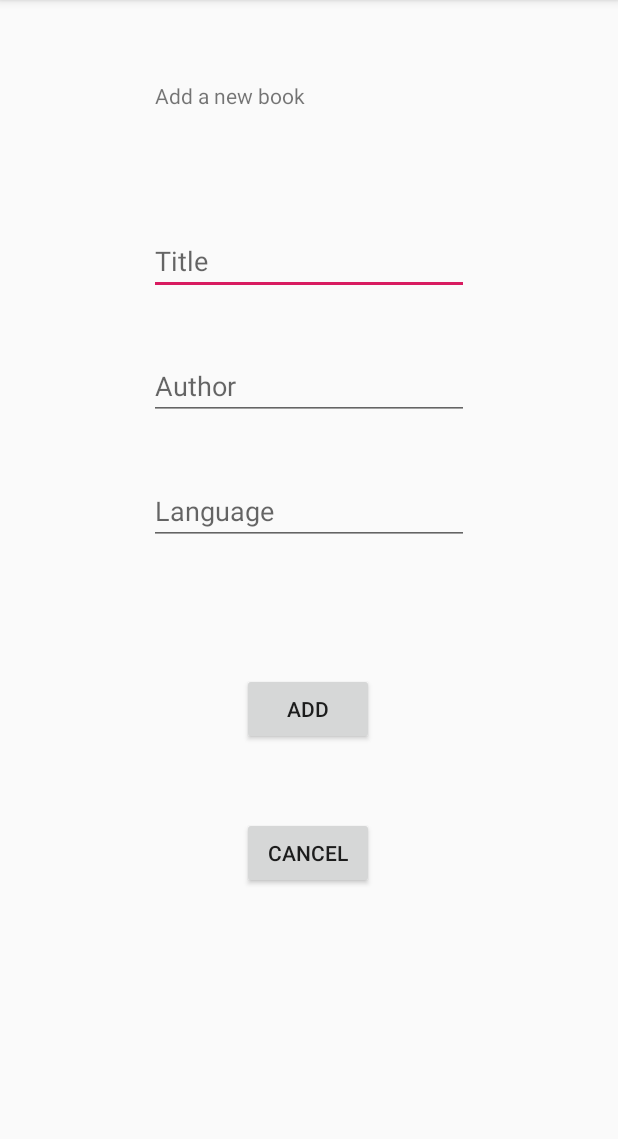
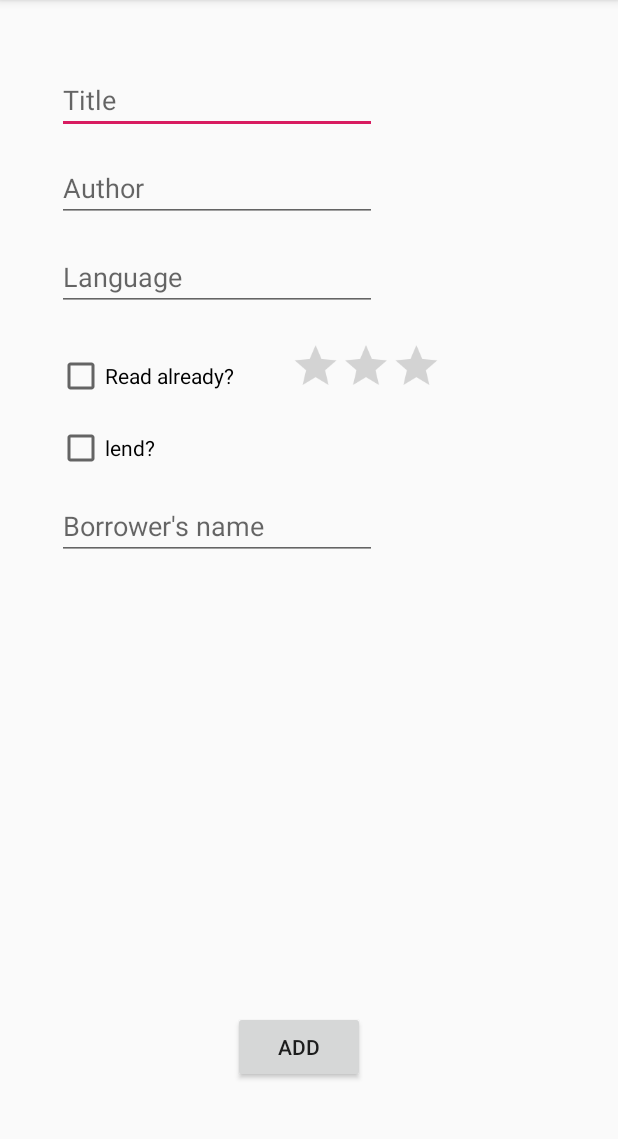
Before and after one commit to IStepien/MyLibrary, an Android app: the AddNewBookActivity screen opened directly, with no data from a screen before it, on a phone screen of 412 x 824 dp, the part 84-1223 px from its top. Run offline under Robolectric (Android 15) with nearby library versions, the phone set to English and light mode, and no system bars.

Commit message:
Layout modified

```diff
--- a/app/src/main/java/com/example/mylibrary/BookModel.java
+++ b/app/src/main/java/com/example/mylibrary/model/BookModel.java
@@ -13,6 +13,11 @@ public class BookModel {
     @NonNull
     private String bookAuthor;
     private String bookLanguage;
+    private boolean alreadyRead;
+    private float rating;
+    private boolean isLend;
+
+
 
     public BookModel(@NonNull String bookTitle, @NonNull String bookAuthor, String bookLanguage) {
         this.bookTitle = bookTitle;
--- a/app/src/main/res/layout/activity_add_book.xml
+++ b/app/src/main/res/layout/activity_add_book.xml
@@ -1,102 +1,99 @@
 <?xml version="1.0" encoding="utf-8"?>
 <androidx.constraintlayout.widget.ConstraintLayout xmlns:android="http://schemas.android.com/apk/res/android"
     xmlns:app="http://schemas.android.com/apk/res-auto"
+    xmlns:tools="http://schemas.android.com/tools"
     android:layout_width="match_parent"
-    android:layout_height="match_parent">
-
-    <TextView
-    android:id="@+id/textView"
-    android:layout_width="206dp"
-    android:layout_height="28dp"
-    android:layout_marginStart="32dp"
-    android:layout_marginTop="32dp"
-    android:layout_marginEnd="32dp"
-    android:layout_marginBottom="24dp"
-    android:text="@string/add_book_heading"
-    app:layout_constraintBottom_toTopOf="@+id/editTextBookTitle"
-    app:layout_constraintEnd_toEndOf="parent"
-    app:layout_constraintStart_toStartOf="parent"
-    app:layout_constraintTop_toTopOf="parent" />
+    android:layout_height="match_parent"
+    android:padding="10dp">
 
     <EditText
         android:id="@+id/editTextBookTitle"
         android:layout_width="wrap_content"
         android:layout_height="wrap_content"
-        android:layout_marginStart="32dp"
-        android:layout_marginTop="24dp"
-        android:layout_marginEnd="32dp"
-        android:layout_marginBottom="8dp"
+        android:layout_marginStart="28dp"
+        android:layout_marginTop="34dp"
         android:ems="10"
         android:hint="@string/hint_title"
         android:inputType="textPersonName"
-        app:layout_constraintBottom_toTopOf="@+id/editTextBookAuthor"
-        app:layout_constraintEnd_toEndOf="parent"
         app:layout_constraintStart_toStartOf="parent"
-        app:layout_constraintTop_toBottomOf="@+id/textView"
-         />
+        app:layout_constraintTop_toTopOf="parent" />
 
     <EditText
         android:id="@+id/editTextBookAuthor"
         android:layout_width="wrap_content"
         android:layout_height="wrap_content"
-        android:layout_marginStart="32dp"
-        android:layout_marginTop="8dp"
-        android:layout_marginEnd="32dp"
-        android:layout_marginBottom="8dp"
+        android:layout_marginTop="13dp"
         android:ems="10"
         android:hint="@string/hint_author"
         android:inputType="textPersonName"
-        app:layout_constraintBottom_toTopOf="@+id/editTextBookLanguage"
-        app:layout_constraintEnd_toEndOf="parent"
-        app:layout_constraintStart_toStartOf="parent"
-        app:layout_constraintTop_toBottomOf="@+id/editTextBookTitle"
-        />
+        app:layout_constraintStart_toStartOf="@+id/editTextBookTitle"
+        app:layout_constraintTop_toBottomOf="@+id/editTextBookTitle" />
+
 
     <EditText
         android:id="@+id/editTextBookLanguage"
         android:layout_width="wrap_content"
         android:layout_height="wrap_content"
-        android:layout_marginStart="32dp"
-        android:layout_marginTop="8dp"
-        android:layout_marginEnd="32dp"
-        android:layout_marginBottom="32dp"
+        android:layout_marginTop="14dp"
         android:ems="10"
         android:hint="@string/hint_language"
         android:inputType="textPersonName"
-        app:layout_constraintBottom_toTopOf="@+id/button_add_book"
-        app:layout_constraintEnd_toEndOf="parent"
-        app:layout_constraintStart_toStartOf="parent"
-        app:layout_constraintTop_toBottomOf="@+id/editTextBookAuthor"
-         />
+        app:layout_constraintStart_toStartOf="@+id/editTextBookAuthor"
+        app:layout_constraintTop_toBottomOf="@+id/editTextBookAuthor" />
+
 
     <Button
         android:id="@+id/button_add_book"
         android:layout_width="wrap_content"
         android:layout_height="wrap_content"
-        android:layout_marginStart="32dp"
-        android:layout_marginTop="32dp"
-        android:layout_marginEnd="32dp"
-        android:layout_marginBottom="249dp"
+        android:layout_marginStart="145dp"
+        android:layout_marginBottom="36dp"
         android:text="@string/add_button"
         app:layout_constraintBottom_toBottomOf="parent"
-        app:layout_constraintEnd_toEndOf="parent"
-        app:layout_constraintHorizontal_bias="0.498"
-        app:layout_constraintStart_toStartOf="parent"
+        app:layout_constraintStart_toStartOf="parent" />
+
+    <RatingBar
+        android:id="@+id/ratingBar"
+        android:layout_width="wrap_content"
+        android:layout_height="wrap_content"
+        android:layout_marginStart="16dp"
+        android:layout_marginTop="11dp"
+        android:numStars="3"
+        android:scaleX="0.7"
+        android:scaleY="0.7"
+        app:layout_constraintStart_toEndOf="@+id/checkBoxIsAlreadyRead"
         app:layout_constraintTop_toBottomOf="@+id/editTextBookLanguage" />
 
-    <Button
-        android:id="@+id/button_cancel"
+    <CheckBox
+        android:id="@+id/checkBoxIsAlreadyRead"
         android:layout_width="wrap_content"
         android:layout_height="wrap_content"
-        android:layout_marginStart="32dp"
+        android:layout_marginStart="28dp"
+        android:layout_marginBottom="9dp"
+        android:text="Read already?"
+        app:layout_constraintBottom_toBottomOf="@+id/ratingBar"
+        app:layout_constraintStart_toStartOf="parent" />
+
+    <CheckBox
+        android:id="@+id/checkBoxIsLend"
+        android:layout_width="wrap_content"
+        android:layout_height="wrap_content"
         android:layout_marginTop="16dp"
-        android:layout_marginEnd="32dp"
-        android:layout_marginBottom="144dp"
-        android:text="@string/cancel"
-        app:layout_constraintBottom_toBottomOf="parent"
-        app:layout_constraintEnd_toEndOf="parent"
-        app:layout_constraintHorizontal_bias="0.498"
-        app:layout_constraintStart_toStartOf="parent"
-        app:layout_constraintTop_toBottomOf="@+id/button_add_book" />
+        android:text="lend?"
+        app:layout_constraintStart_toStartOf="@+id/checkBoxIsAlreadyRead"
+        app:layout_constraintTop_toBottomOf="@+id/checkBoxIsAlreadyRead" />
+
+    <EditText
+        android:id="@+id/editTextLender"
+        android:layout_width="wrap_content"
+        android:layout_height="wrap_content"
+        android:layout_marginTop="13dp"
+        android:ems="10"
+        android:hint="Borrower's name"
+        android:inputType="textPersonName"
+        app:layout_constraintStart_toStartOf="@+id/checkBoxIsLend"
+        app:layout_constraintTop_toBottomOf="@+id/checkBoxIsLend"
+        tools:visibility="visible" />
+
 
 </androidx.constraintlayout.widget.ConstraintLayout>
```
Also changed, not shown: app/src/main/java/com/example/mylibrary/activity/AddNewBookActivity.java (renamed from app/src/main/java/com/example/mylibrary/AddNewBookActivity.java), app/src/main/java/com/example/mylibrary/activity/AllBooksActivity.java (renamed from app/src/main/java/com/example/mylibrary/AllBooksActivity.java), app/src/main/java/com/example/mylibrary/activity/BookDetailsActivity.java (renamed from app/src/main/java/com/example/mylibrary/BookDetailsActivity.java), app/src/main/java/com/example/mylibrary/activity/MainActivity.java (renamed from app/src/main/java/com/example/mylibrary/MainActivity.java).
